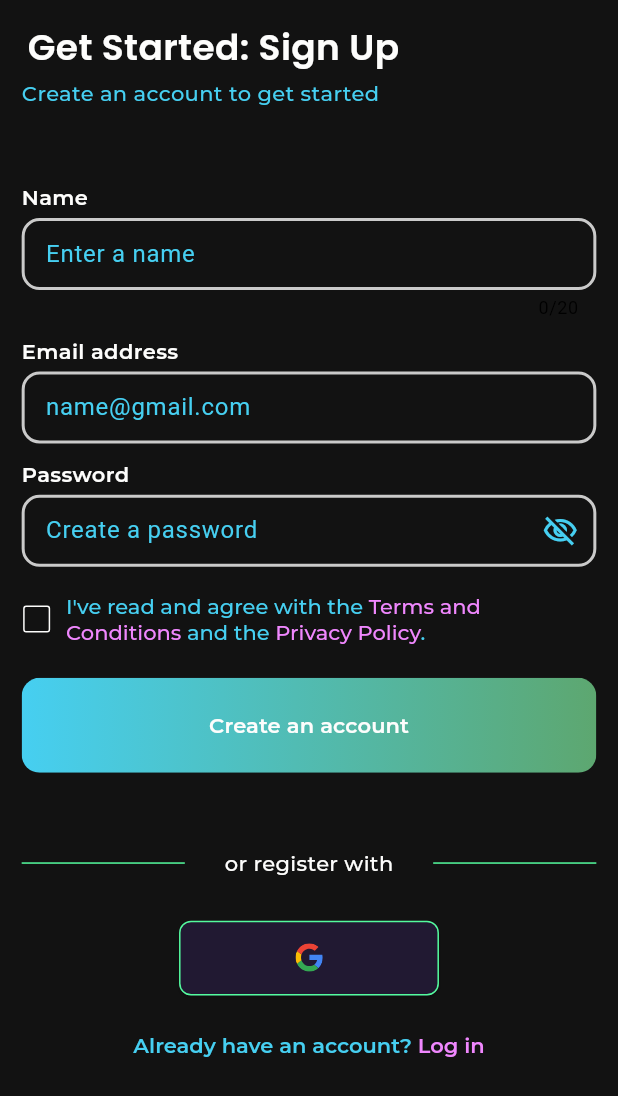
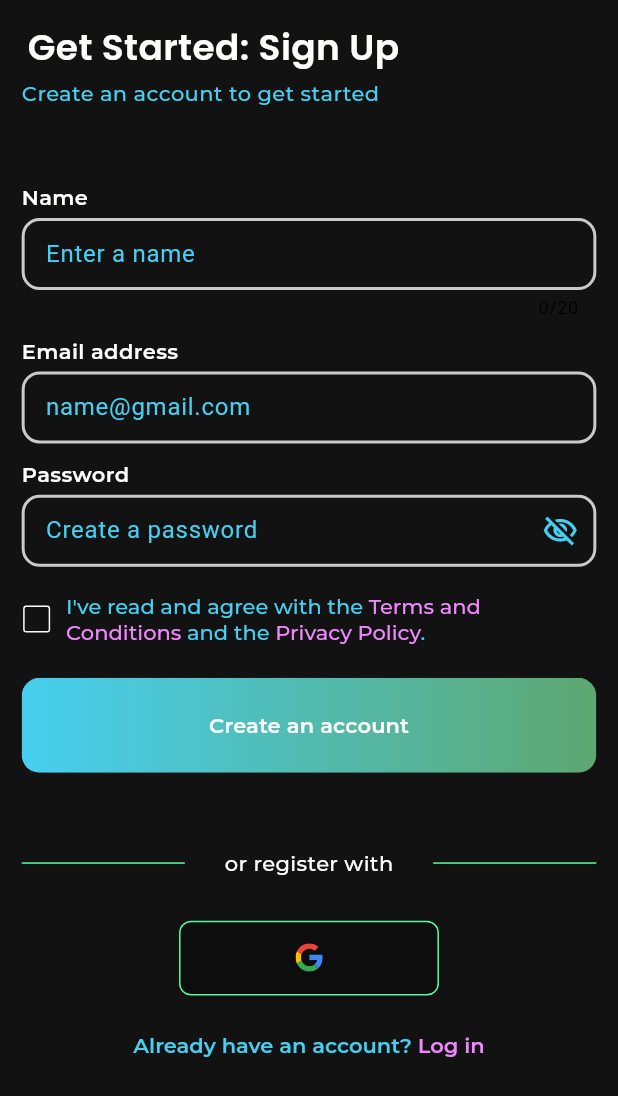
Before and after one commit to SayNode/skillbuddy-solana-flutter, a Flutter app: the CreateAccountPage screen opened directly, on a phone screen of 412 x 824 dp. Shown: the top 1096 px of the screen. Run offline on Flutter 3.47's test engine with Material 3 defaults, Android fonts, the phone set to English and light mode, and no system bars; our stand-ins replace auto_size_text, cached_network_image, dotted_border, extended_image, file, firebase_analytics and 25 more; missing offline and left inert: cached_network_image_platform_interface, firebase_app_check, flutter_branch_sdk, flutter_exif_rotation, is_first_run, solana and 2 more; accounts and stored records are empty; project files that could hold a hidden picture were left out.

Commit message:
Update button background color to transparent for Google and Apple sign-in buttons

```diff
--- a/lib/page/create_account_and_login/widgets/google_apple_buttons.dart
+++ b/lib/page/create_account_and_login/widgets/google_apple_buttons.dart
@@ -33,7 +33,7 @@ class GoogleAppleButtons extends GetView<AppleGoogleController> {
               ),
               style: ButtonStyle(
                 backgroundColor:
-                    WidgetStateProperty.all<Color>(skillBuddyTheme.seashell),
+                    WidgetStateProperty.all<Color>(Colors.transparent),
                 surfaceTintColor:
                     WidgetStateProperty.all<Color>(skillBuddyTheme.linen),
                 shape: WidgetStateProperty.all<OutlinedBorder>(
@@ -56,7 +56,7 @@ class GoogleAppleButtons extends GetView<AppleGoogleController> {
                 onPressed: () => controller.appleSignInPressed(),
                 style: ButtonStyle(
                   backgroundColor:
-                      WidgetStateProperty.all<Color>(skillBuddyTheme.seashell),
+                      WidgetStateProperty.all<Color>(Colors.transparent),
                   surfaceTintColor:
                       WidgetStateProperty.all<Color>(skillBuddyTheme.linen),
                   shape: WidgetStateProperty.all<OutlinedBorder>(
```
